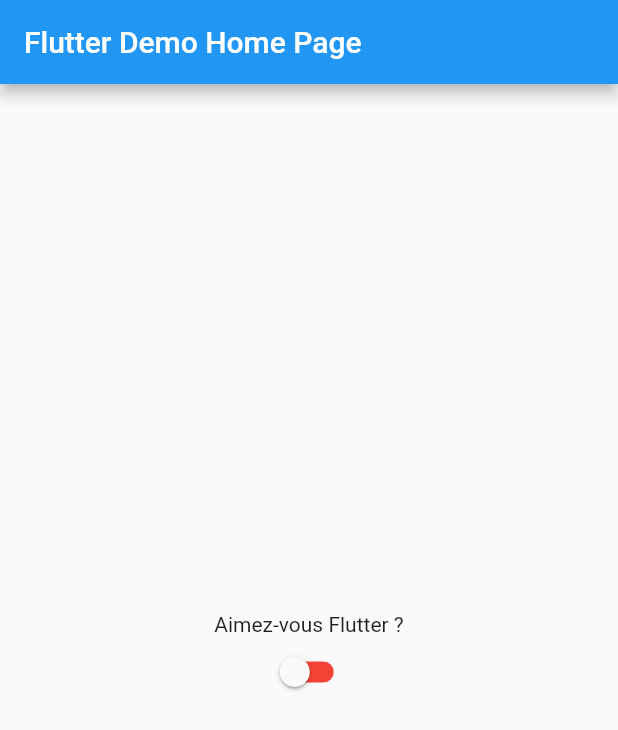
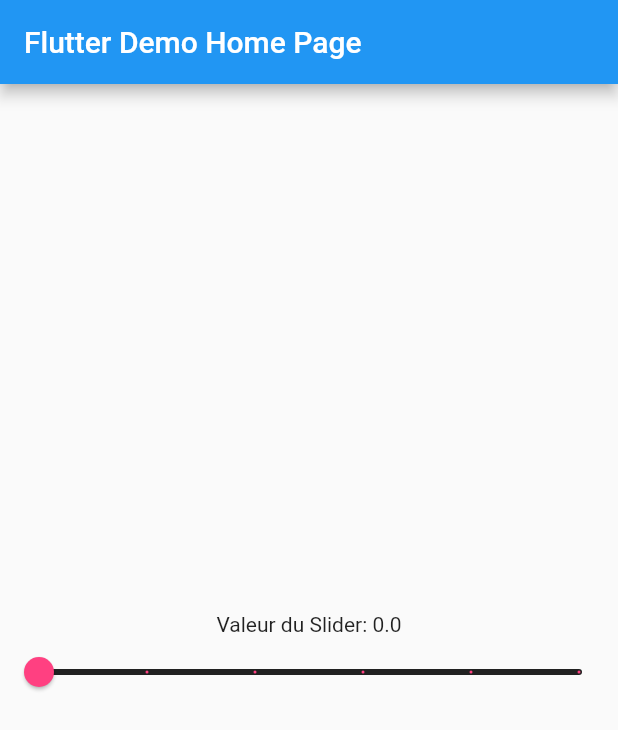
Before and after one commit to suvaAF/widgets_interact, a Flutter app: the screen it shows after launch, on a phone screen of 412 x 824 dp. Shown: the top 730 px of the screen. Run offline on Flutter 3.47's test engine with Material 2 defaults, Android fonts, the phone set to English and light mode, and no system bars.

Commit message:
MAJ main avec Slider

```diff
--- a/lib/main.dart
+++ b/lib/main.dart
@@ -31,6 +31,7 @@ class _MyHomePageState extends State<MyHomePage> {
 
   int itemSelectionne;
   bool interrupteur = false;
+  double sliderDouble = 0.0;
 
   List<Widget> radios() {
     List<Widget> l = [];
@@ -92,14 +93,17 @@ class _MyHomePageState extends State<MyHomePage> {
             child: Column(
               mainAxisAlignment: MainAxisAlignment.center,
               children: [
-                new Text('Aimez-vous Flutter ?'),
-                new Switch(
-                    value: interrupteur,
-                    inactiveTrackColor: Colors.red,
-                    activeColor: Colors.green,
-                    onChanged: (bool b) {
+                new Text('Valeur du Slider: $sliderDouble'),
+                new Slider(
+                    value: sliderDouble,
+                    min: 0.0,
+                    max: 10.0,
+                    inactiveColor: Colors.black87,
+                    activeColor: Colors.pinkAccent,
+                    divisions: 5,
+                    onChanged: (double d) {
                       setState(() {
-                        interrupteur = b;
+                        sliderDouble = d;
                       });
                     })
               ],
```
